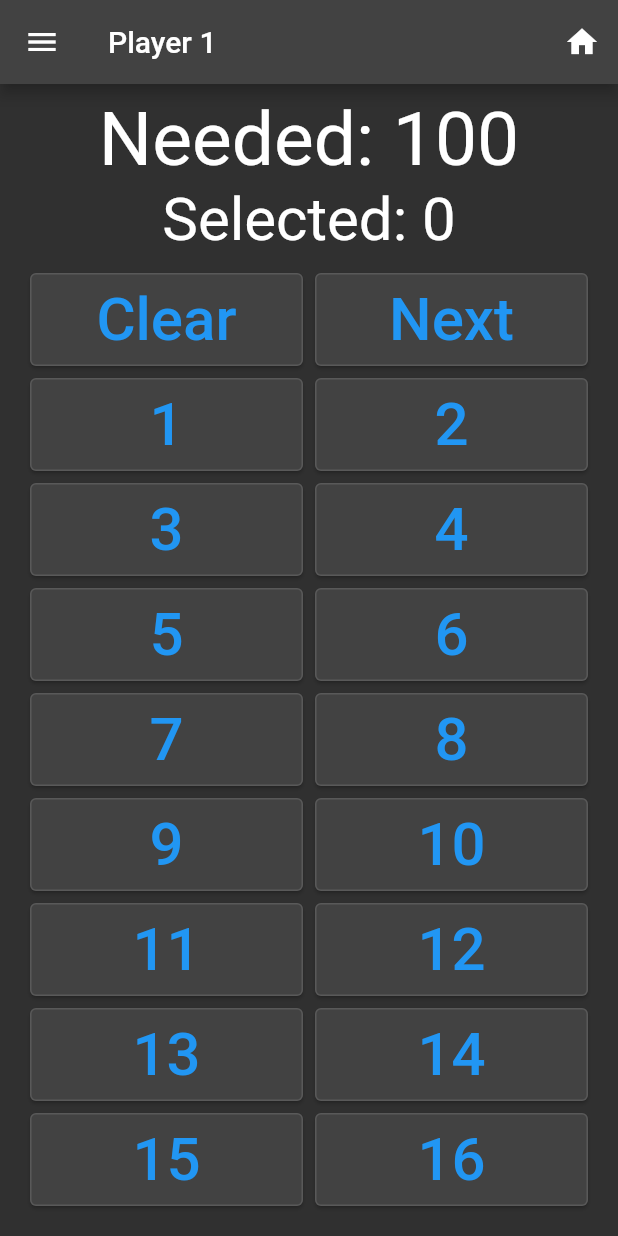
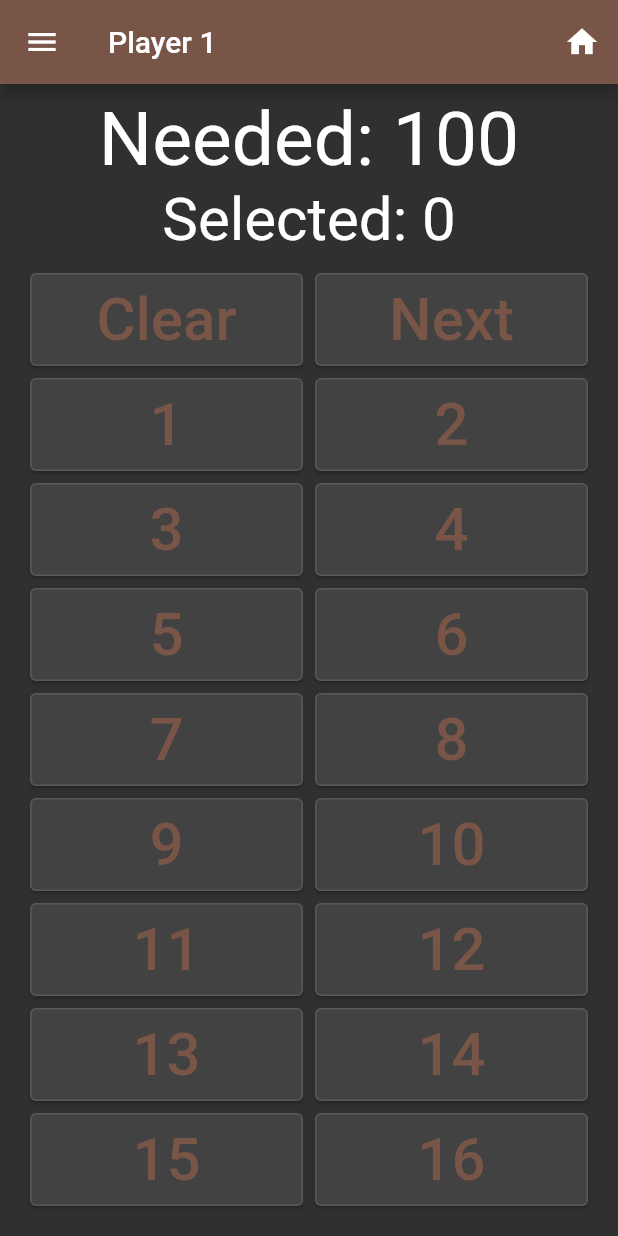
Before and after one commit to Matts-vdp/darts, a Flutter app: the screen it shows after launch, after a tap on "Start", on a phone screen of 412 x 824 dp. Run offline on Flutter 3.47's test engine with Material 2 defaults, Android fonts, the phone set to English and light mode, and no system bars.

Commit message:
different colors for all players

```diff
--- a/lib/main.dart
+++ b/lib/main.dart
@@ -59,15 +59,19 @@ class Home extends StatelessWidget {
                     model.setPlayers(int.parse(text));
                   },
                 ),
-                SizedBox(height: 20,),
+                SizedBox(
+                  height: 20,
+                ),
                 ScopedModelDescendant<Player>(builder: (context, child, model) {
                   return ElevatedButton(
-                    onPressed: (){
+                      onPressed: () {
                         model.reset();
-                      Navigator.push(context, MaterialPageRoute(builder: (context) => PlayerView()));
+                        Navigator.push(
+                            context,
+                            MaterialPageRoute(
+                                builder: (context) => PlayerView()));
                       },
-                    child: Text("Start")
-                  );
+                      child: Text("Start"));
                 }),
               ]);
             }),
@@ -83,16 +87,14 @@ class PlayerView extends StatelessWidget {
 
   @override
   Widget build(BuildContext context) {
+    return ScopedModelDescendant<Player>(builder: (context, child, model) {
       return Scaffold(
         drawer: Drawer(
           child: Overzicht(),
         ),
         appBar: AppBar(
-        title: ScopedModelDescendant<Player>(
-          builder: (context, child, model) {
-            return Text("Player " + model.getCurrent().toString());
-          },
-        ),
+          backgroundColor: model.getColor(),
+          title: Text("Player " + model.getCurrent().toString()),
           actions: [
             IconButton(
               onPressed: () {
@@ -102,9 +104,7 @@ class PlayerView extends StatelessWidget {
             ),
           ],
         ),
-      body: ScopedModelDescendant<Player>(
-        builder: (context, child, model) {
-          return Padding(
+        body: Padding(
           padding: const EdgeInsets.all(8.0),
           child: Column(
             children: [
@@ -119,10 +119,9 @@ class PlayerView extends StatelessWidget {
               Expanded(child: PointView()),
             ],
           ),
-          );
-        },
         ),
       );
+    });
   }
 }
 
@@ -148,7 +147,7 @@ class PointView extends StatelessWidget {
                           child: OutlinedButton(
                             child: Text(
                               "Clear",
-                              style: TextStyle(fontSize: 40),
+                              style: TextStyle(fontSize: 40, color: model.getColor()),
                             ),
                             onPressed: () {
                               model.clrCurPoints();
@@ -165,7 +164,7 @@ class PointView extends StatelessWidget {
                           child: OutlinedButton(
                             child: Text(
                               "Next",
-                              style: TextStyle(fontSize: 40),
+                              style: TextStyle(fontSize: 40, color: model.getColor()),
                             ),
                             onPressed: () {
                               model.addPoints();
@@ -193,7 +192,7 @@ class PointView extends StatelessWidget {
                           child: OutlinedButton(
                             child: Text(
                               "25",
-                              style: TextStyle(fontSize: 40),
+                              style: TextStyle(fontSize: 40, color: model.getColor()),
                             ),
                             onPressed: () {
                               model.addCurPoints(25);
@@ -210,7 +209,7 @@ class PointView extends StatelessWidget {
                           child: OutlinedButton(
                             child: Text(
                               "50",
-                              style: TextStyle(fontSize: 40),
+                              style: TextStyle(fontSize: 40, color: model.getColor()),
                             ),
                             onPressed: () {
                               model.addCurPoints(50);
@@ -233,7 +232,7 @@ class PointView extends StatelessWidget {
                         child: OutlinedButton(
                           child: Text(
                             (index * 2 + 1).toString(),
-                            style: TextStyle(fontSize: 40),
+                            style: TextStyle(fontSize: 40, color: model.getColor()),
                           ),
                           onPressed: () {
                             model.addCurPoints(index * 2 + 1);
@@ -250,7 +249,7 @@ class PointView extends StatelessWidget {
                         child: OutlinedButton(
                           child: Text(
                             (index * 2 + 2).toString(),
-                            style: TextStyle(fontSize: 40),
+                            style: TextStyle(fontSize: 40, color: model.getColor()),
                           ),
                           onPressed: () {
                             model.addCurPoints(index * 2 + 2);
@@ -305,11 +304,11 @@ class Overzicht extends StatelessWidget {
                   children: [
                     Text(
                       "Player " + (index + 1).toString(),
-                      style: TextStyle(fontSize: 30),
+                      style: TextStyle(fontSize: 30, color: model.getPColor(index)),
                     ),
                     Text(
                       model.getPoints(index).toString(),
-                      style: TextStyle(fontSize: 30),
+                      style: TextStyle(fontSize: 30, color: model.getPColor(index)),
                     ),
                   ],
                 ),
--- a/lib/model.dart
+++ b/lib/model.dart
@@ -1,10 +1,14 @@
+import 'dart:math';
+
 import 'package:scoped_model/scoped_model.dart';
+import 'package:flutter/material.dart';
 
 class Player extends Model {
   int maxPoints = 100;
   int currentPlayer = 0;
   int currentPoints = 0;
   List<int> players = [0];
+  List<Color> colors = [];
 
   int getNumPlayers(){
     return players.length;
@@ -65,8 +69,28 @@ class Player extends Model {
     return true;
   }
 
+  Color getColor(){
+    return colors[currentPlayer];
+  }
+  Color getPColor(int i){
+    return colors[i];
+  }
+
+
+  void setColors(){
+    colors.clear();
+    for(int i=0; i<players.length; i++){
+      Color c = Colors.primaries[Random().nextInt(Colors.primaries.length)];
+      if (colors.contains(c)){
+        c = Colors.accents[Random().nextInt(Colors.primaries.length)];
+      }
+      colors.add(c);
+    }
+  }
+
   void reset(){
     setPlayers(players.length);
+    setColors();
     currentPlayer = 0;
     currentPoints = 0;
   }
```
Lines whose indentation alone changed are shown as unchanged.
